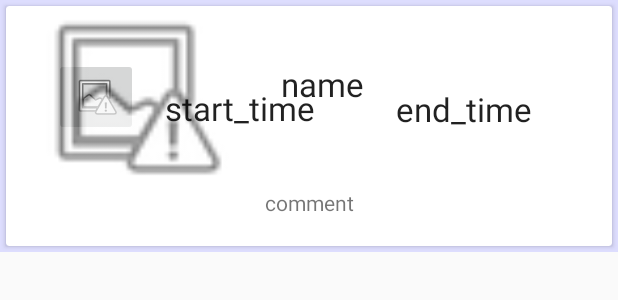
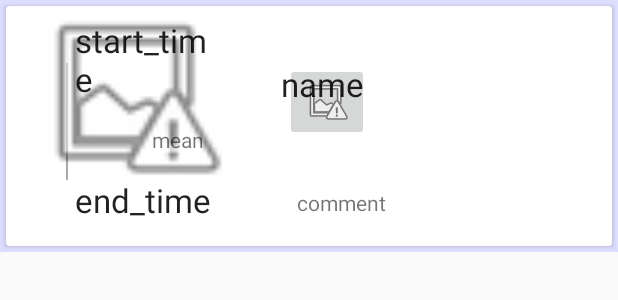
Before and after one commit to 14-2505-046-2/ShareTrip, an Android app: the layout trip_detail_card_layout.xml on its own in the app's theme, with its tools: preview values and no code run, on a phone screen of 412 x 824 dp. Shown: the top 300 px of the screen. Run offline under Robolectric (Android 15) with nearby library versions, the phone set to English and light mode, and no system bars.

Commit message:
12/14 ツアー詳細画面のレイアウト変更

```diff
--- a/app/src/main/java/com/example/chai/sharetrip/RouteRealmAdapter.java
+++ b/app/src/main/java/com/example/chai/sharetrip/RouteRealmAdapter.java
@@ -7,7 +7,6 @@ import android.support.annotation.Nullable;
 import android.support.v4.app.FragmentManager;
 import android.support.v4.app.FragmentTransaction;
 import android.support.v7.widget.RecyclerView;
-import android.util.Log;
 import android.view.LayoutInflater;
 import android.view.View;
 import android.view.ViewGroup;
@@ -32,6 +31,7 @@ public class RouteRealmAdapter extends RealmRecyclerViewAdapter<Route, RouteReal
         protected TextView start_time;
         protected TextView end_time;
         protected TextView comment;
+        protected TextView means;
         protected ImageView photo;
         protected ImageView icon;
         protected ImageButton add_route_button;
@@ -44,6 +44,7 @@ public class RouteRealmAdapter extends RealmRecyclerViewAdapter<Route, RouteReal
             start_time = (TextView) itemView.findViewById(R.id.start_time);
             end_time = (TextView) itemView.findViewById(R.id.end_time);
             comment = (TextView) itemView.findViewById(R.id.commentText);
+            means = (TextView) itemView.findViewById(R.id.meansText);
             photo = (ImageView) itemView.findViewById(R.id.photo);
             icon = (ImageView) itemView.findViewById(R.id.icon);
             add_route_button = (ImageButton) itemView.findViewById(R.id.add_route_button);
@@ -108,6 +109,7 @@ public class RouteRealmAdapter extends RealmRecyclerViewAdapter<Route, RouteReal
             holder.comment.setText(String.valueOf(route.comment));
 
             if (route.flag_area) {
+                holder.icon.setVisibility(View.INVISIBLE);
                 if (route.image != null && route.image.length != 0) {
                     Bitmap bitmap = MyUtils.getImageFromByte(route.image);
                     holder.photo.setImageBitmap(bitmap);
@@ -117,24 +119,31 @@ public class RouteRealmAdapter extends RealmRecyclerViewAdapter<Route, RouteReal
                 switch (route.means) {
                     case 0:
                         holder.icon.setImageResource(R.drawable.icon_walk);
+                        holder.means.setText("徒歩");
                         break;
                     case 1:
                         holder.icon.setImageResource(R.drawable.icon_bike);
+                        holder.means.setText("自転車");
                         break;
                     case 2:
                         holder.icon.setImageResource(R.drawable.icon_car);
+                        holder.means.setText("自動車");
                         break;
                     case 3:
                         holder.icon.setImageResource(R.drawable.icon_bus);
+                        holder.means.setText("バス");
                         break;
                     case 4:
                         holder.icon.setImageResource(R.drawable.icon_train);
+                        holder.means.setText("電車");
                         break;
                     case 5:
                         holder.icon.setImageResource(R.drawable.icon_bullet);
+                        holder.means.setText("新幹線");
                         break;
                     case 6:
                         holder.icon.setImageResource(R.drawable.icon_airplane);
+                        holder.means.setText("飛行機");
                         break;
                 }
             }
--- a/app/src/main/res/layout/trip_detail_card_layout.xml
+++ b/app/src/main/res/layout/trip_detail_card_layout.xml
@@ -16,6 +16,13 @@
         android:background="#FBDADE"
         >
 
+        <View
+            android:layout_width="1dp"
+            android:layout_height="78dp"
+            android:background="@android:color/darker_gray"
+            android:layout_marginLeft="40dp"
+            android:layout_marginTop="38dp"/>
+
         <android.support.constraint.ConstraintLayout
             android:layout_width="match_parent"
             android:layout_height="160dp">
@@ -25,13 +32,16 @@
                 android:layout_width="wrap_content"
                 android:layout_height="wrap_content"
                 android:layout_marginBottom="8dp"
-                android:layout_marginLeft="32dp"
                 android:layout_marginTop="8dp"
                 app:layout_constraintBottom_toTopOf="@+id/commentText"
-                app:layout_constraintLeft_toLeftOf="parent"
                 app:layout_constraintTop_toTopOf="parent"
                 app:srcCompat="@android:drawable/ic_menu_report_image"
-                android:layout_marginStart="32dp" />
+                android:layout_marginStart="32dp"
+                app:layout_constraintVertical_bias="0.566"
+                android:layout_marginRight="8dp"
+                app:layout_constraintRight_toRightOf="parent"
+                android:layout_marginLeft="8dp"
+                app:layout_constraintLeft_toLeftOf="parent" />
 
             <ImageView
                 android:id="@+id/photo"
@@ -63,46 +73,47 @@
 
             <TextView
                 android:id="@+id/start_time"
-                android:layout_width="0dp"
+                android:layout_width="94dp"
                 android:layout_height="wrap_content"
-                android:layout_marginBottom="24dp"
-                android:layout_marginLeft="18dp"
+                android:layout_marginRight="0dp"
                 android:layout_marginStart="18dp"
+                android:layout_marginTop="8dp"
                 android:text="start_time"
                 android:textAppearance="@style/TextAppearance.AppCompat.Large"
-                app:layout_constraintBottom_toBottomOf="parent"
-                app:layout_constraintLeft_toRightOf="@+id/icon"
+                app:layout_constraintRight_toRightOf="@+id/end_time"
                 app:layout_constraintTop_toTopOf="parent" />
 
             <TextView
                 android:id="@+id/end_time"
-                android:layout_width="wrap_content"
+                android:layout_width="94dp"
+                android:layout_height="wrap_content"
+                android:layout_marginBottom="16dp"
+                android:layout_marginEnd="8dp"
+                android:layout_marginRight="0dp"
+                android:layout_marginStart="8dp"
+                android:text="end_time"
+                android:textAppearance="@style/TextAppearance.AppCompat.Large"
+                app:layout_constraintBottom_toBottomOf="parent"
+                app:layout_constraintRight_toLeftOf="@+id/icon"
+                android:layout_marginLeft="8dp"
+                app:layout_constraintLeft_toLeftOf="parent" />
+
+            <TextView
+                android:id="@+id/commentText"
+                android:layout_width="0dp"
                 android:layout_height="wrap_content"
                 android:layout_marginEnd="8dp"
                 android:layout_marginLeft="8dp"
                 android:layout_marginRight="8dp"
                 android:layout_marginStart="8dp"
-                android:layout_marginTop="54dp"
-                android:text="end_time"
-                android:textAppearance="@style/TextAppearance.AppCompat.Large"
-                app:layout_constraintLeft_toRightOf="@+id/start_time"
-                app:layout_constraintRight_toRightOf="parent"
-                app:layout_constraintTop_toTopOf="parent" />
-
-            <TextView
-                android:id="@+id/commentText"
-                android:layout_width="wrap_content"
-                android:layout_height="wrap_content"
-                android:layout_marginLeft="8dp"
-                android:layout_marginStart="8dp"
                 android:layout_marginTop="8dp"
+                android:ellipsize="end"
+                android:maxLines="2"
                 android:text="comment"
                 android:textAppearance="@style/TextAppearance.AppCompat.Small"
-                app:layout_constraintLeft_toLeftOf="parent"
-                app:layout_constraintTop_toBottomOf="@+id/photo"
-                app:layout_constraintRight_toLeftOf="@+id/delete"
-                android:layout_marginRight="8dp"
-                android:layout_marginEnd="8dp" />
+                app:layout_constraintLeft_toLeftOf="@+id/icon"
+                app:layout_constraintRight_toRightOf="parent"
+                app:layout_constraintTop_toBottomOf="@+id/photo" />
 
             <ImageButton
                 android:id="@+id/add_route_button"
@@ -112,11 +123,11 @@
                 android:scaleType="fitCenter"
                 android:visibility="invisible"
                 app:layout_constraintBottom_toBottomOf="parent"
-                app:layout_constraintHorizontal_bias="1.0"
+                app:layout_constraintHorizontal_bias="0.0"
                 app:layout_constraintLeft_toLeftOf="parent"
                 app:layout_constraintRight_toRightOf="parent"
                 app:layout_constraintTop_toTopOf="parent"
-                app:layout_constraintVertical_bias="1.0"
+                app:layout_constraintVertical_bias="0.0"
                 app:srcCompat="@android:drawable/ic_menu_add" />
 
             <ImageButton
@@ -139,6 +150,20 @@
                 app:layout_constraintRight_toLeftOf="@+id/delete"
                 app:srcCompat="@android:drawable/ic_menu_edit" />
 
+            <TextView
+                android:id="@+id/meansText"
+                android:layout_width="wrap_content"
+                android:layout_height="wrap_content"
+                android:layout_marginBottom="8dp"
+                android:layout_marginLeft="8dp"
+                android:layout_marginRight="8dp"
+                android:layout_marginTop="8dp"
+                android:text="mean"
+                app:layout_constraintBottom_toTopOf="@+id/end_time"
+                app:layout_constraintLeft_toLeftOf="@+id/end_time"
+                app:layout_constraintRight_toLeftOf="@+id/name"
+                app:layout_constraintTop_toBottomOf="@+id/start_time" />
+
         </android.support.constraint.ConstraintLayout>
     </android.support.v7.widget.CardView>
 
--- a/gradle.properties
+++ b/gradle.properties
@@ -12,11 +12,11 @@
 # This option should only be used with decoupled projects. More details, visit
 # http://www.gradle.org/docs/current/userguide/multi_project_builds.html#sec:decoupled_projects
 # org.gradle.parallel=true
-#Wed Dec 06 14:19:09 JST 2017
+#Thu Dec 14 20:14:04 JST 2017
 systemProp.https.nonProxyHosts=localhost,127.0.0.1
+systemProp.http.proxyHost=proxy.cc.yamaguchi-u.ac.jp
 systemProp.https.proxyPort=8080
-systemProp.http.proxyHost=proxy.cc.yamaguchi-u.ac.jp
-systemProp.http.nonProxyHosts=localhost,127.0.0.1
+systemProp.http.nonProxyHosts=localhost, 127.0.0.1
 org.gradle.jvmargs=-Xmx1536m
 systemProp.https.proxyHost=proxy.cc.yamaguchi-u.ac.jp
 systemProp.http.proxyPort=8080
```
